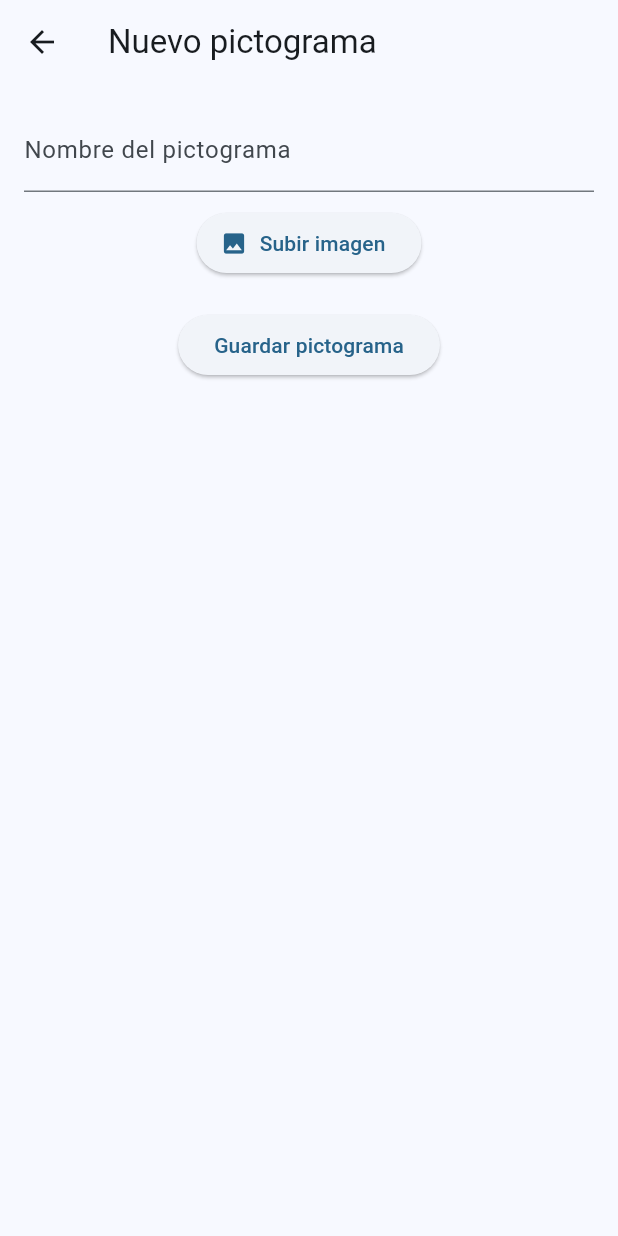
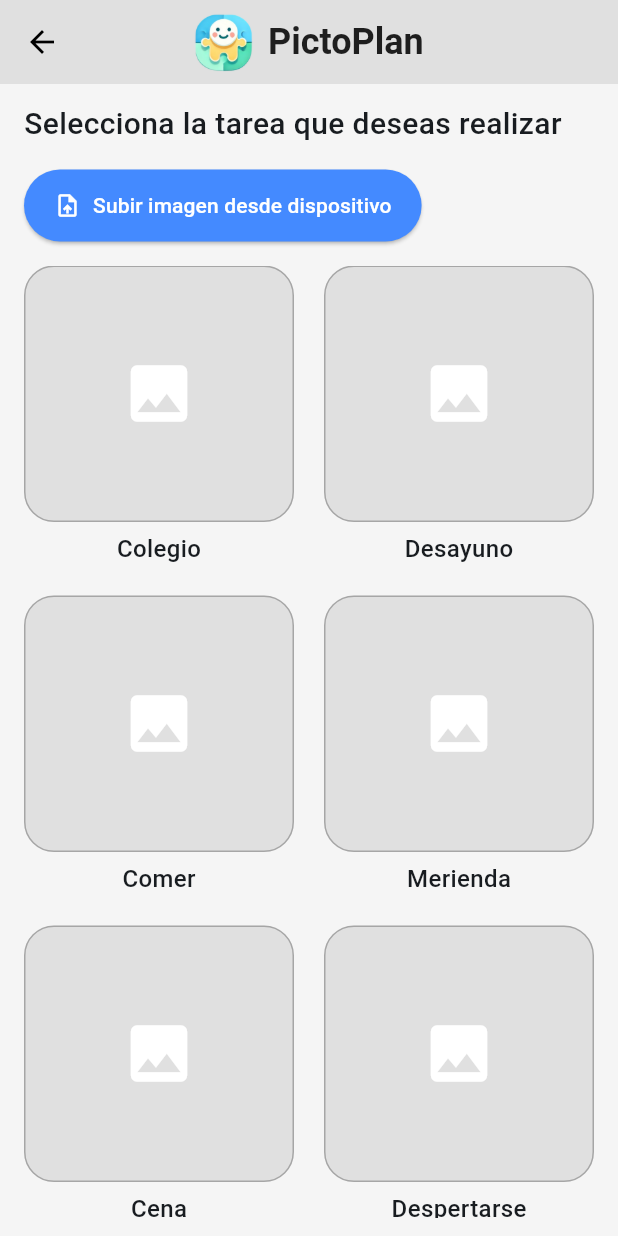
Before and after one commit to Lucyyy31/PictoPlan, a Flutter app: the AddPictogramaScreen screen opened by its route, on a phone screen of 412 x 824 dp. Run offline on Flutter 3.47's test engine with Material 3 defaults, Android fonts, the phone set to English and light mode, and no system bars.

Commit message:
pantalla de añadir tarea y datos de la tarea hechas, faltan algunos detalles de estetica

```diff
--- a/lib/pantallas/Rutina.dart
+++ b/lib/pantallas/Rutina.dart
@@ -1,6 +1,7 @@
 import 'package:flutter/material.dart';
 import '../widgets/bottom_nav.dart';
 import 'app_drawer.dart';
+import 'add_pictogram.dart';
 
 class HomeScreen extends StatelessWidget {
   const HomeScreen({super.key});
@@ -69,7 +70,10 @@ class HomeScreen extends StatelessWidget {
                       elevation: 2,
                     ),
                     onPressed: () {
-                      // lógica para añadir evento
+                      Navigator.push(
+                        context,
+                        MaterialPageRoute(builder: (context) => const AddPictogramaScreen()),
+                      );
                     },
                     icon: const Icon(Icons.add),
                     label: const Text(
--- a/lib/pantallas/add_pictogram.dart
+++ b/lib/pantallas/add_pictogram.dart
@@ -1,30 +1,123 @@
 import 'package:flutter/material.dart';
+import 'datosTarea.dart';
 
 class AddPictogramaScreen extends StatelessWidget {
   const AddPictogramaScreen({super.key});
 
   @override
   Widget build(BuildContext context) {
+    final List<String> categorias = [
+      'Colegio',
+      'Desayuno',
+      'Comer',
+      'Merienda',
+      'Cena',
+      'Despertarse',
+      'Jugar',
+      'Baño',
+    ];
+
     return Scaffold(
-      appBar: AppBar(title: const Text('Nuevo pictograma')),
+      backgroundColor: Colors.grey[100],
+      appBar: AppBar(
+        backgroundColor: Colors.grey[300],
+        elevation: 0,
+        leading: IconButton(
+          icon: const Icon(Icons.arrow_back, color: Colors.black),
+          onPressed: () => Navigator.pop(context),
+        ),
+        title: Row(
+          mainAxisAlignment: MainAxisAlignment.center,
+          mainAxisSize: MainAxisSize.min,
+          children: [
+            Image.asset('lib/imagenes/logo.png', height: 40),
+            const SizedBox(width: 10),
+            const Text(
+              'PictoPlan',
+              style: TextStyle(
+                fontSize: 24,
+                fontWeight: FontWeight.bold,
+                color: Colors.black87,
+              ),
+            ),
+          ],
+        ),
+        centerTitle: true,
+      ),
       body: Padding(
-        padding: const EdgeInsets.all(16.0),
+        padding: const EdgeInsets.symmetric(horizontal: 16, vertical: 12),
         child: Column(
+          crossAxisAlignment: CrossAxisAlignment.start,
           children: [
-            const TextField(
-              decoration: InputDecoration(labelText: 'Nombre del pictograma'),
+            const Text(
+              'Selecciona la tarea que deseas realizar',
+              style: TextStyle(fontSize: 20, fontWeight: FontWeight.w500),
             ),
-            const SizedBox(height: 10),
+            const SizedBox(height: 16),
+
+            // Botón simulado para subir imagen
             ElevatedButton.icon(
-              onPressed: () {},
-              icon: const Icon(Icons.image),
-              label: const Text('Subir imagen'),
+              onPressed: () {
+                // Aquí podrías abrir una pantalla futura
+              },
+              icon: const Icon(Icons.upload_file),
+              label: const Text('Subir imagen desde dispositivo'),
+              style: ElevatedButton.styleFrom(
+                backgroundColor: Colors.blueAccent,
+                foregroundColor: Colors.white,
+                padding: const EdgeInsets.symmetric(horizontal: 20, vertical: 14),
+                shape: RoundedRectangleBorder(borderRadius: BorderRadius.circular(30)),
+              ),
             ),
-            const SizedBox(height: 20),
-            ElevatedButton(
-              onPressed: () {},
-              child: const Text('Guardar pictograma'),
-            )
+            const SizedBox(height: 16),
+
+            // Grid de tareas / pictogramas
+            Expanded(
+              child: GridView.builder(
+                itemCount: categorias.length,
+                gridDelegate: const SliverGridDelegateWithFixedCrossAxisCount(
+                  crossAxisCount: 2,
+                  mainAxisSpacing: 20,
+                  crossAxisSpacing: 20,
+                  childAspectRatio: 0.9,
+                ),
+                itemBuilder: (context, index) {
+                  return GestureDetector(
+                    onTap: () {
+                      Navigator.push(
+                        context,
+                        MaterialPageRoute(
+                          builder: (context) => DatosTareaScreen(tareaNombre: categorias[index]),
+                        ),
+                      );
+                    },
+                    child: Column(
+                      children: [
+                        Expanded(
+                          child: Container(
+                            decoration: BoxDecoration(
+                              color: Colors.grey[300],
+                              borderRadius: BorderRadius.circular(20),
+                              border: Border.all(color: Colors.black26),
+                            ),
+                            alignment: Alignment.center,
+                            child: const Icon(Icons.image, size: 50, color: Colors.white),
+                          ),
+                        ),
+                        const SizedBox(height: 6),
+                        Text(
+                          categorias[index],
+                          style: const TextStyle(
+                            fontSize: 16,
+                            fontWeight: FontWeight.w500,
+                          ),
+                        ),
+                      ],
+                    ),
+                  );
+                },
+              ),
+            ),
           ],
         ),
       ),
```
Also changed, not shown: lib/pantallas/datosTarea.dart (added, +231 -0 lines).
